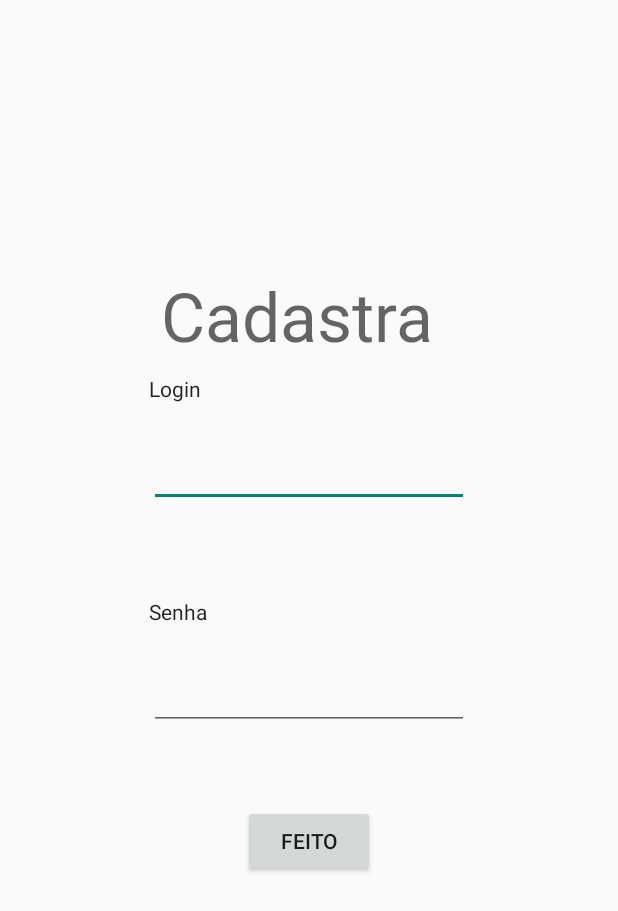
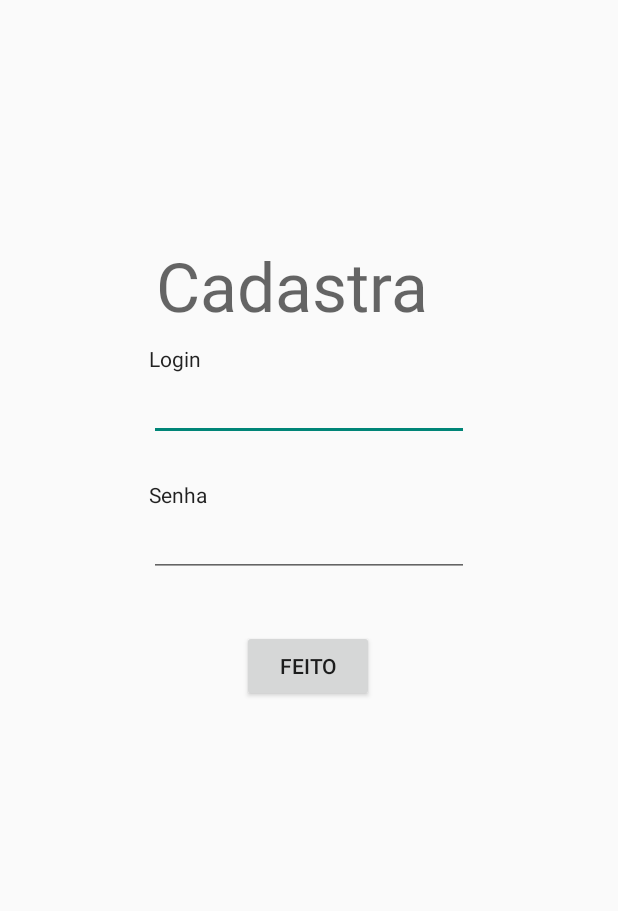
Before and after one commit to Lucas-Mafra/Biblioteca, an Android app: the Cadastro screen opened directly, with no data from a screen before it, on a phone screen of 412 x 824 dp. Shown: the top 911 px of the screen. Run offline under Robolectric (Android 15) with nearby library versions, the phone set to English and light mode, and no system bars.

Commit message:
Correção login/cadastro
Salve, venho por meio deste dizer que a tela de login e cadastro foram atualizados.

```diff
--- a/app/src/main/java/com/example/lol/biblioteca/MainActivity.kt
+++ b/app/src/main/java/com/example/lol/biblioteca/MainActivity.kt
@@ -12,8 +12,8 @@ import kotlinx.android.synthetic.main.activity_main.*
 
 class MainActivity : AppCompatActivity() {
     private val  NEXT_ACTIVITY_REQUEST_CODE = 1
-    //private var Login = editTextLogin
-    //private var senha = editTextsenha
+    private var Login = editTextLogin
+    private var senha = editTextsenha
     override fun onCreate(savedInstanceState: Bundle?) {
         super.onCreate(savedInstanceState)
         setContentView(R.layout.activity_main)
@@ -30,7 +30,7 @@ class MainActivity : AppCompatActivity() {
 
                 val params = Bundle()
                 params.putString("usuario", login)
-                //val intent = Intent(this, Bemvindo::class.java)
+                val intent = Intent(this, Livros::class.java)
                 intent.putExtras(params)
                 startActivity(intent)
 
--- a/app/src/main/res/layout/cadastro_activity.xml
+++ b/app/src/main/res/layout/cadastro_activity.xml
@@ -10,51 +10,50 @@
             android:layout_width="196dp"
             android:layout_height="61dp"
             android:id="@+id/textView"
-            android:textAppearance="@style/TextAppearance.AppCompat.Display2" app:layout_constraintTop_toTopOf="parent"
-            android:layout_marginTop="180dp"
-            android:layout_marginEnd="8dp" app:layout_constraintEnd_toEndOf="parent" android:layout_marginStart="8dp"
-            app:layout_constraintStart_toStartOf="parent" app:layout_constraintHorizontal_bias="0.497"/>
+            android:textAppearance="@style/TextAppearance.AppCompat.Display2"
+            app:layout_constraintStart_toStartOf="parent"
+            android:layout_marginStart="104dp" app:layout_constraintTop_toTopOf="parent"
+            android:layout_marginTop="160dp"/>
     <TextView
             android:text="Login"
             android:layout_width="47dp"
             android:layout_height="19dp"
             android:id="@+id/textView5"
             android:textAppearance="@style/TextAppearance.AppCompat.Body1"
-            app:layout_constraintEnd_toEndOf="@+id/textView6"
-            app:layout_constraintStart_toStartOf="@+id/loginCadastro"
-            android:layout_marginEnd="2dp" app:layout_constraintHorizontal_bias="0.0"
-            android:layout_marginTop="8dp" app:layout_constraintTop_toBottomOf="@+id/textView"/>
+            app:layout_constraintStart_toStartOf="parent"
+            android:layout_marginStart="99dp" android:layout_marginTop="8dp"
+            app:layout_constraintTop_toBottomOf="@+id/textView"/>
     <EditText
             android:layout_width="wrap_content"
             android:layout_height="wrap_content"
             android:inputType="textPersonName"
             android:ems="10"
             android:id="@+id/loginCadastro"
-            app:layout_constraintTop_toBottomOf="@+id/textView5" android:layout_marginBottom="35dp"
-            app:layout_constraintEnd_toEndOf="parent" app:layout_constraintBottom_toTopOf="@+id/textView6"
-            app:layout_constraintStart_toStartOf="parent"/>
+            app:layout_constraintStart_toStartOf="parent"
+            android:layout_marginStart="99dp" app:layout_constraintTop_toBottomOf="@+id/textView5"/>
     <TextView
             android:text="Senha"
             android:layout_width="48dp"
             android:layout_height="19dp"
             android:id="@+id/textView6"
             android:textAppearance="@style/TextAppearance.AppCompat.Body1"
-            app:layout_constraintStart_toStartOf="@+id/loginCadastro" app:layout_constraintTop_toBottomOf="@+id/loginCadastro"
-            app:layout_constraintBottom_toTopOf="@+id/senhaCadastro"/>
+            app:layout_constraintStart_toStartOf="parent"
+            android:layout_marginStart="99dp" android:layout_marginTop="26dp"
+            app:layout_constraintTop_toBottomOf="@+id/loginCadastro"/>
     <EditText
             android:layout_width="wrap_content"
             android:layout_height="wrap_content"
             android:inputType="textPersonName"
             android:ems="10"
             android:id="@+id/senhaCadastro"
-            app:layout_constraintStart_toStartOf="@+id/textView6" app:layout_constraintBottom_toBottomOf="parent"
-            app:layout_constraintTop_toBottomOf="@+id/textView6" android:layout_marginBottom="313dp"
-    />
+            app:layout_constraintStart_toStartOf="parent"
+            android:layout_marginStart="99dp" app:layout_constraintTop_toBottomOf="@+id/textView6"/>
     <Button
             android:text="Feito"
             android:layout_width="wrap_content"
             android:layout_height="wrap_content"
-            android:id="@+id/buttonCadastro" android:layout_marginTop="50dp"
-            app:layout_constraintTop_toBottomOf="@+id/senhaCadastro" app:layout_constraintEnd_toEndOf="parent"
-            app:layout_constraintStart_toStartOf="parent"/>
+            android:id="@+id/buttonCadastro"
+            app:layout_constraintStart_toStartOf="parent"
+            android:layout_marginStart="161dp" android:layout_marginTop="35dp"
+            app:layout_constraintTop_toBottomOf="@+id/senhaCadastro"/>
 </android.support.constraint.ConstraintLayout>
```
Also changed, not shown: app/src/main/res/layout/activity_main.xml (+19 -22 lines).
